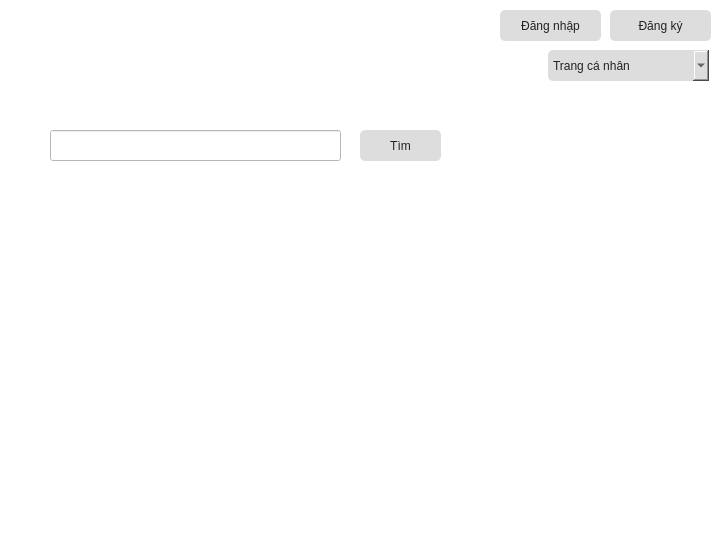
The window that mainwindow.ui (duydvu/Library) describes before a commit, drawn with Qt 5.
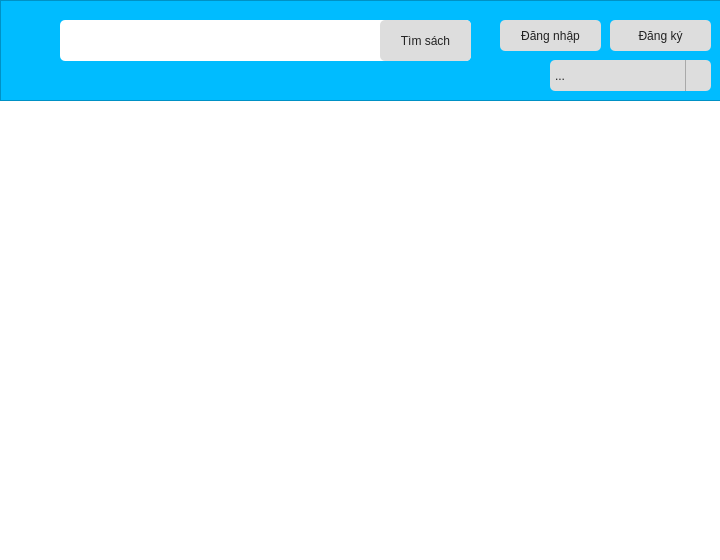
The same window after the commit. Icons and pictures are not drawn.

Patch:
```diff
--- a/mainwindow.ui
+++ b/mainwindow.ui
@@ -20,43 +20,11 @@
    <string notr="true">background-color: rgb(255,255,255)</string>
   </property>
   <widget class="QWidget" name="centralWidget">
-   <widget class="QPushButton" name="FindBooksButton">
-    <property name="geometry">
-     <rect>
-      <x>360</x>
-      <y>130</y>
-      <width>81</width>
-      <height>31</height>
-     </rect>
-    </property>
-    <property name="toolTip">
-     <string>&lt;html&gt;&lt;head/&gt;&lt;body&gt;&lt;p&gt;Tìm sách&lt;/p&gt;&lt;/body&gt;&lt;/html&gt;</string>
-    </property>
-    <property name="whatsThis">
-     <string>&lt;html&gt;&lt;head/&gt;&lt;body&gt;&lt;p&gt;Tìm sách&lt;/p&gt;&lt;/body&gt;&lt;/html&gt;</string>
-    </property>
-    <property name="styleSheet">
-     <string notr="true">#FindBooksButton{
-	border-width: 0px;
-	border-radius: 5px;
-	font: 63 12pt &quot;Myriad Pro Light&quot;;
-	background-color: #ddd;
-	color: #222;
-	outline: none;
-}
-#FindBooksButton:hover{
-	background-color: qlineargradient(spread:pad, x1:0, y1:0, x2:0, y2:1, stop:0 rgba(157, 157, 157, 255), stop:0.99435 rgba(241, 241, 241, 255), stop:1 rgba(255, 255, 255, 255));
-}</string>
-    </property>
-    <property name="text">
-     <string>Tìm</string>
-    </property>
-   </widget>
    <widget class="QPushButton" name="SignInButton">
     <property name="geometry">
      <rect>
       <x>500</x>
-      <y>10</y>
+      <y>20</y>
       <width>101</width>
       <height>31</height>
      </rect>
@@ -83,11 +51,82 @@
      <string>Đăng nhập</string>
     </property>
    </widget>
+   <widget class="QFrame" name="MainBar">
+    <property name="geometry">
+     <rect>
+      <x>0</x>
+      <y>0</y>
+      <width>721</width>
+      <height>101</height>
+     </rect>
+    </property>
+    <property name="styleSheet">
+     <string notr="true">background: #00BCFF;</string>
+    </property>
+    <property name="frameShape">
+     <enum>QFrame::StyledPanel</enum>
+    </property>
+    <property name="frameShadow">
+     <enum>QFrame::Raised</enum>
+    </property>
+    <widget class="QLineEdit" name="FindBooksEdit">
+     <property name="geometry">
+      <rect>
+       <x>60</x>
+       <y>20</y>
+       <width>411</width>
+       <height>41</height>
+      </rect>
+     </property>
+     <property name="styleSheet">
+      <string notr="true">#FindBooksEdit {
+	border: none;
+	border-radius: 5px;
+	padding-left: 10px;
+	background: white;
+}</string>
+     </property>
+    </widget>
+    <widget class="QPushButton" name="FindBooksButton">
+     <property name="geometry">
+      <rect>
+       <x>380</x>
+       <y>20</y>
+       <width>91</width>
+       <height>41</height>
+      </rect>
+     </property>
+     <property name="cursor">
+      <cursorShape>PointingHandCursor</cursorShape>
+     </property>
+     <property name="toolTip">
+      <string>&lt;html&gt;&lt;head/&gt;&lt;body&gt;&lt;p&gt;Tìm sách&lt;/p&gt;&lt;/body&gt;&lt;/html&gt;</string>
+     </property>
+     <property name="whatsThis">
+      <string>&lt;html&gt;&lt;head/&gt;&lt;body&gt;&lt;p&gt;Tìm sách&lt;/p&gt;&lt;/body&gt;&lt;/html&gt;</string>
+     </property>
+     <property name="styleSheet">
+      <string notr="true">#FindBooksButton{
+	border-width: 0px;
+	border-radius: 5px;
+	background-color: #ddd;
+	color: #222;
+	outline: none;
+	font: 15pt &quot;Myriad Pro Cond&quot;;
+}
+#FindBooksButton:hover{
+	background-color: qlineargradient(spread:pad, x1:0, y1:0, x2:0, y2:1, stop:0 rgba(157, 157, 157, 255), stop:0.99435 rgba(241, 241, 241, 255), stop:1 rgba(255, 255, 255, 255));
+}</string>
+     </property>
+     <property name="text">
+      <string>Tìm sách</string>
+     </property>
+    </widget>
    <widget class="QPushButton" name="SignUpButton">
     <property name="geometry">
      <rect>
       <x>610</x>
-      <y>10</y>
+       <y>20</y>
       <width>101</width>
       <height>31</height>
      </rect>
@@ -114,27 +153,18 @@
      <string>Đăng ký</string>
     </property>
    </widget>
-   <widget class="QLineEdit" name="FindBooksEdit">
-    <property name="geometry">
-     <rect>
-      <x>50</x>
-      <y>130</y>
-      <width>291</width>
-      <height>31</height>
-     </rect>
-    </property>
-   </widget>
    <widget class="QLabel" name="AccountLabel">
     <property name="geometry">
      <rect>
-      <x>370</x>
-      <y>10</y>
+       <x>480</x>
+       <y>20</y>
       <width>231</width>
       <height>31</height>
      </rect>
     </property>
     <property name="styleSheet">
-     <string notr="true">font: 63 12pt &quot;Myriad Pro Light&quot;;</string>
+      <string notr="true">font: 63 12pt &quot;Myriad Pro Light&quot;;
+background: none;</string>
     </property>
     <property name="text">
      <string/>
@@ -146,8 +176,8 @@
    <widget class="QComboBox" name="AccountComboBox">
     <property name="geometry">
      <rect>
-      <x>548</x>
-      <y>50</y>
+       <x>550</x>
+       <y>60</y>
       <width>161</width>
       <height>31</height>
      </rect>
@@ -157,17 +187,65 @@
 {
 	border-width: 0px;
 	border-radius: 5px;
-	font: 63 12pt &quot;Myriad Pro Light&quot;;
+	font: 15pt &quot;Myriad Pro Cond&quot;;
 	background: #ddd;
 	color: #222;
 	outline: none;
 	padding-left: 5px
 }
-#AccountComboBox:hover 
+#AccountComboBox:editable {
+    background: white;
+}
+#AccountComboBox:!editable, #AccountComboBox::drop-down:editable {
+     background: qlineargradient(x1: 0, y1: 0, x2: 0, y2: 1,
+                                 stop: 0 #E1E1E1, stop: 0.4 #DDDDDD,
+                                 stop: 0.5 #D8D8D8, stop: 1.0 #D3D3D3);
+}
+#AccountComboBox:!editable:on, #AccountComboBox::drop-down:editable:on {
+    background: qlineargradient(x1: 0, y1: 0, x2: 0, y2: 1,
+                                stop: 0 #D3D3D3, stop: 0.4 #D8D8D8,
+                                stop: 0.5 #DDDDDD, stop: 1.0 #E1E1E1);
+	outline: none;
+}
+
+#AccountComboBox:on {
+    padding-top: 3px;
+    padding-left: 4px;
+}
+
+#AccountComboBox::drop-down {
+    subcontrol-origin: padding;
+    subcontrol-position: top right;
+    width: 25px;
+
+    border-left-width: 1px;
+    border-left-color: darkgray;
+    border-left-style: solid; 
+    border-top-right-radius: 3px;
+    border-bottom-right-radius: 3px;
+}
+#AccountComboBox::down-arrow {
+    image: url(images/drop_down.png);
+}
+
+#AccountComboBox::down-arrow:on { 
+    top: 1px;
+    left: 1px;
+}
+
+QComboBox QAbstractItemView
 {
-	background-color: qlineargradient(spread:pad, x1:0, y1:0, x2:0, y2:1, stop:0 rgba(157, 157, 157, 255), stop:0.99435 rgba(241, 241, 241, 255), stop:1 rgba(255, 255, 255, 255));
+    border: 2px solid darkgray;
+    color: black;
+    selection-background-color: QLinearGradient( x1: 0, y1: 0, x2: 0, y2: 1, stop: 0 #111, stop: 1 #333);
+	background: white;
 }</string>
     </property>
+     <item>
+      <property name="text">
+       <string>...</string>
+      </property>
+     </item>
     <item>
      <property name="text">
       <string>Trang cá nhân</string>
@@ -188,7 +266,9 @@
    <zorder>FindBooksButton</zorder>
    <zorder>SignInButton</zorder>
    <zorder>SignUpButton</zorder>
-   <zorder>FindBooksEdit</zorder>
+   </widget>
+   <zorder>MainBar</zorder>
+   <zorder>SignInButton</zorder>
    <zorder>AccountComboBox</zorder>
   </widget>
   <widget class="QStatusBar" name="statusBar"/>
```
Left out of the diff: 10 changed lines with no effect on the pictures. Lines whose indentation alone changed are shown as unchanged.
